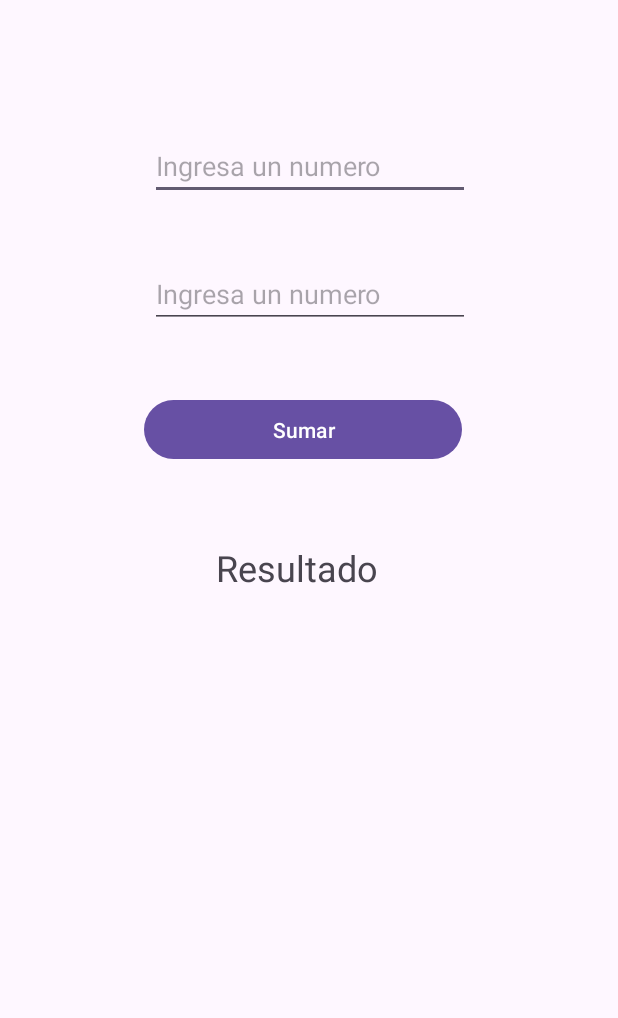
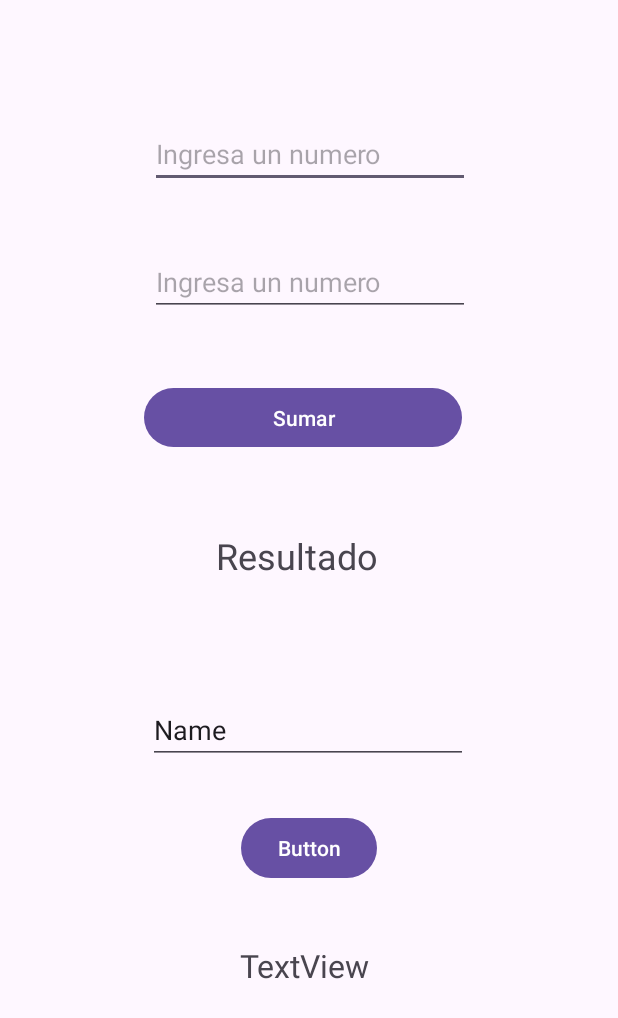
Before and after one commit to AlexisHuaman/app2, an Android app: the screen it shows after launch (MainActivity), on a phone screen of 412 x 824 dp. Shown: the top 1018 px of the screen. Run offline under Robolectric (Android 15) with nearby library versions, the phone set to English and light mode, and no system bars.

Commit message:
VERSION2

```diff
--- a/app/src/main/res/layout/activity_main.xml
+++ b/app/src/main/res/layout/activity_main.xml
@@ -12,7 +12,7 @@
         android:layout_width="wrap_content"
         android:layout_height="wrap_content"
         android:layout_marginStart="100dp"
-        android:layout_marginTop="88dp"
+        android:layout_marginTop="80dp"
         android:ems="10"
         android:hint="Ingresa un numero"
         android:inputType="number"
@@ -52,4 +52,41 @@
         android:textSize="24sp"
         app:layout_constraintStart_toStartOf="parent"
         app:layout_constraintTop_toBottomOf="@+id/Sumar" />
+
+    <EditText
+        android:id="@+id/palabra"
+        android:layout_width="wrap_content"
+        android:layout_height="wrap_content"
+        android:layout_marginTop="464dp"
+        android:ems="10"
+        android:inputType="text"
+        android:text="Name"
+        app:layout_constraintEnd_toEndOf="parent"
+        app:layout_constraintHorizontal_bias="0.497"
+        app:layout_constraintStart_toStartOf="parent"
+        app:layout_constraintTop_toTopOf="parent" />
+
+    <TextView
+        android:id="@+id/respalabra"
+        android:layout_width="87dp"
+        android:layout_height="41dp"
+        android:layout_marginStart="160dp"
+        android:text="TextView"
+        android:textSize="14sp"
+        app:autoSizeTextType="uniform"
+        app:layout_constraintBottom_toBottomOf="parent"
+        app:layout_constraintStart_toStartOf="parent"
+        app:layout_constraintTop_toBottomOf="@+id/boton2"
+        app:layout_constraintVertical_bias="0.207" />
+
+    <Button
+        android:id="@+id/boton2"
+        android:layout_width="wrap_content"
+        android:layout_height="wrap_content"
+        android:layout_marginTop="32dp"
+        android:onClick="palabra"
+        android:text="Button"
+        app:layout_constraintEnd_toEndOf="parent"
+        app:layout_constraintStart_toStartOf="parent"
+        app:layout_constraintTop_toBottomOf="@+id/palabra" />
 </androidx.constraintlayout.widget.ConstraintLayout>
```
Also changed, not shown: app/src/main/java/com/example/app2/MainActivity.kt (+30 -0 lines).
